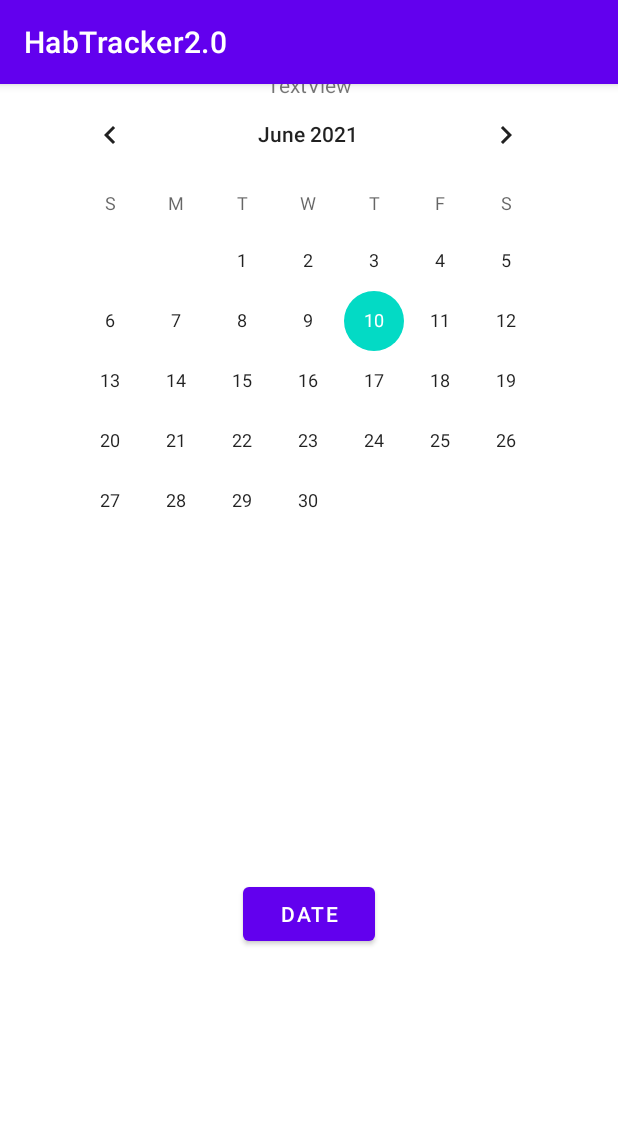
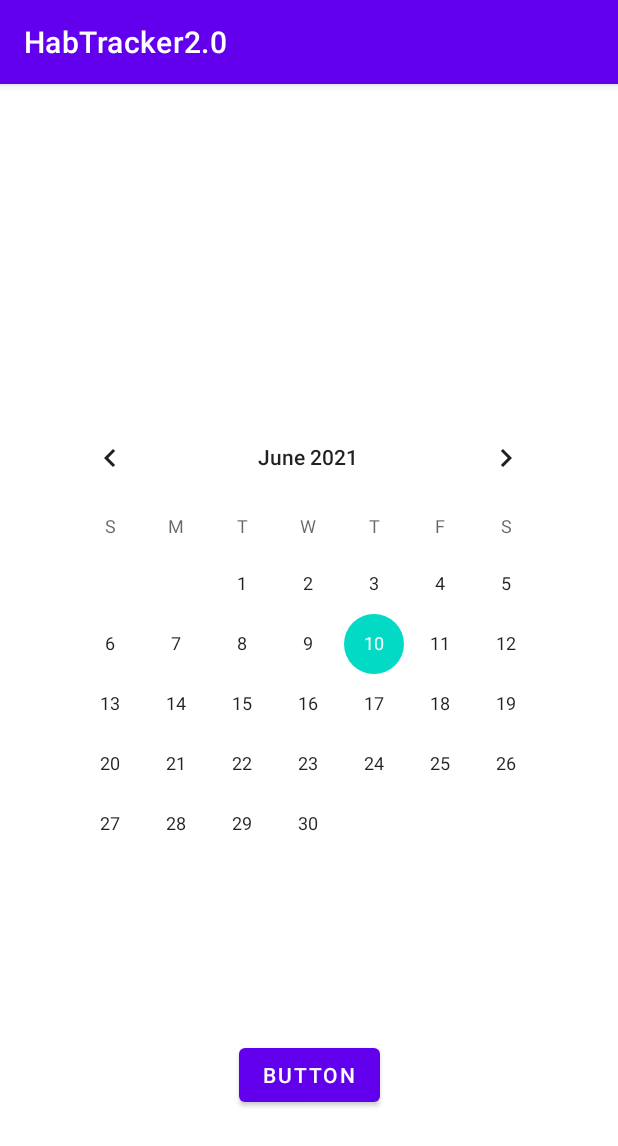
Before and after one commit to MrYee4/HabTracker2.0, an Android app: the CalendarDisplay screen opened directly, with no data from a screen before it, on a phone screen of 412 x 824 dp. Shown: the top 1146 px of the screen. Run offline under Robolectric (Android 15) with nearby library versions, the phone set to English and light mode, and no system bars.

Commit message:
Fixed Errors and Comendeered Button

```diff
--- a/app/src/main/java/com/example/habtracker20/CalendarDisplay.java
+++ b/app/src/main/java/com/example/habtracker20/CalendarDisplay.java
@@ -18,19 +18,23 @@ public class CalendarDisplay extends AppCompatActivity {
         setContentView(R.layout.activity_calendar_display);
 
 
-        // Setup Calendar by Fetching Date
+        /* Setup Calendar by Fetching Date
         TextView textView = findViewById(R.id.textView);
-        Button button = findViewById(R.id.button);
         String date = getIntent().getStringExtra("date");
         if(date!=null)
-            testView.setText(date);
+            textView.setText(date);*/
+
+        // Button to go to Main
+        Button button = findViewById(R.id.buttonC);
         button.setOnClickListener(new View.OnClickListener() {
             @Override
             public void onClick(View view) {
-                Intent intent = new Intent (MainActivity.class, CalendarDisplay.this);
+                Intent intent = new Intent (CalendarDisplay.this, MainActivity.class);
                 startActivity(intent);
             }
         });
+
+
 
         // Setup Display Calendar
         CalendarView calendarView = findViewById(R.id.calendarView);
--- a/app/src/main/res/layout/activity_calendar_display.xml
+++ b/app/src/main/res/layout/activity_calendar_display.xml
@@ -10,28 +10,20 @@
         android:id="@+id/calendarView"
         android:layout_width="wrap_content"
         android:layout_height="wrap_content"
+        app:layout_constraintBottom_toBottomOf="parent"
         app:layout_constraintEnd_toEndOf="parent"
         app:layout_constraintHorizontal_bias="0.491"
-        app:layout_constraintStart_toStartOf="parent"
-        tools:layout_editor_absoluteY="189dp" />
-
-    <TextView
-        android:id="@+id/textView"
-        android:layout_width="wrap_content"
-        android:layout_height="wrap_content"
-        android:text="TextView"
-        app:layout_constraintBottom_toTopOf="@+id/calendarView"
-        app:layout_constraintEnd_toEndOf="parent"
         app:layout_constraintStart_toStartOf="parent"
         app:layout_constraintTop_toTopOf="parent" />
 
     <Button
-        android:id="@+id/button"
+        android:id="@+id/buttonC"
         android:layout_width="wrap_content"
         android:layout_height="wrap_content"
-        android:text="Date"
+        android:text="Button"
         app:layout_constraintBottom_toBottomOf="parent"
         app:layout_constraintEnd_toEndOf="parent"
         app:layout_constraintStart_toStartOf="parent"
         app:layout_constraintTop_toBottomOf="@+id/calendarView" />
+
 </androidx.constraintlayout.widget.ConstraintLayout>
```
Also changed, not shown: app/src/main/java/com/example/habtracker20/MainActivity.java (+12 -0 lines).
